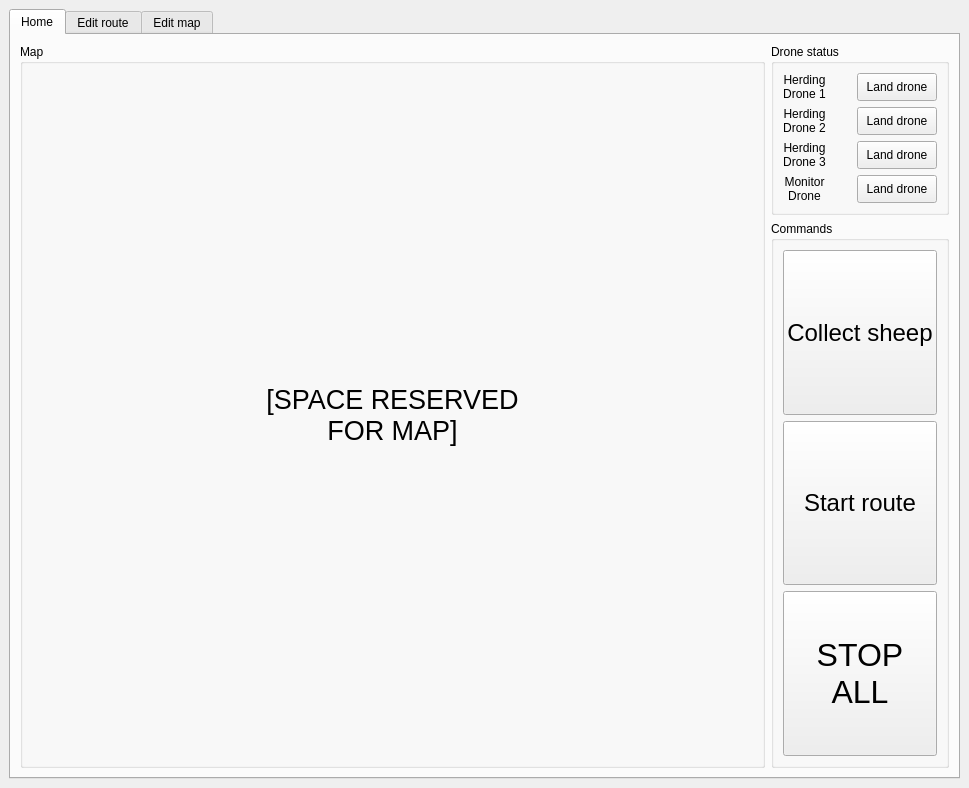
This is hri.ui in dapeef/3yp-sheep-herding as Qt 5 draws it before an edit. The edited form follows.
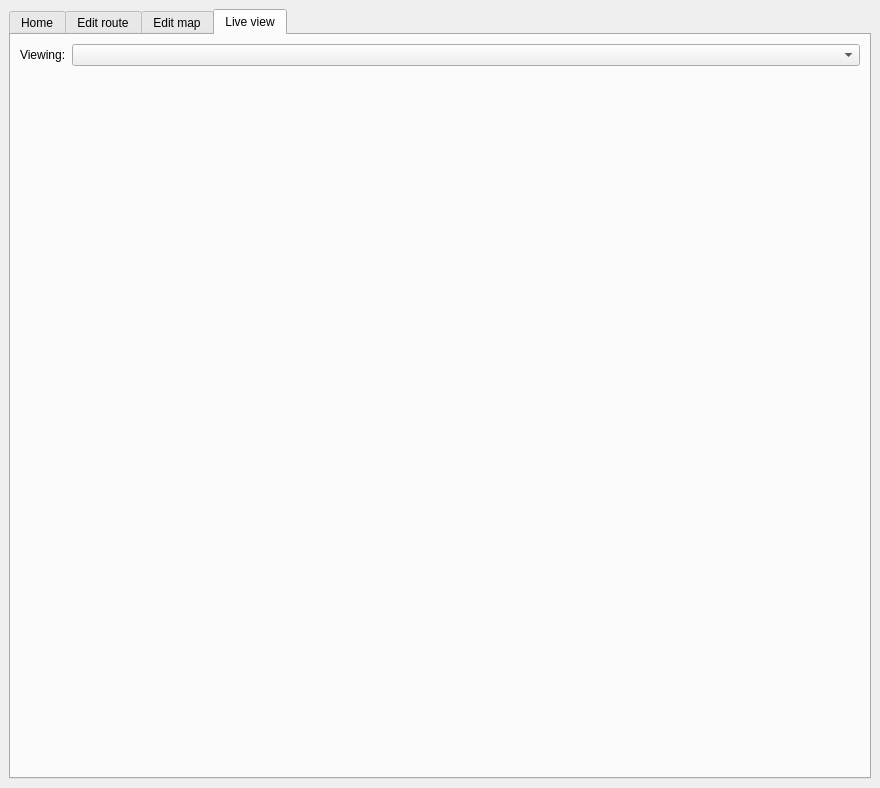
This is the edited form. Icons and pictures are not drawn.

Commit message: Add live view from cameras

The edit to the form file:
```diff
--- a/hri.ui
+++ b/hri.ui
@@ -6,7 +6,7 @@
    <rect>
     <x>0</x>
     <y>0</y>
-    <width>969</width>
+    <width>880</width>
     <height>788</height>
    </rect>
   </property>
@@ -27,11 +27,11 @@
    <bool>false</bool>
   </property>
   <widget class="QWidget" name="centralwidget">
-   <layout class="QHBoxLayout" name="horizontalLayout_3">
-    <item>
+   <layout class="QGridLayout" name="gridLayout">
+    <item row="0" column="0">
      <widget class="QTabWidget" name="tabWidget">
       <property name="currentIndex">
-       <number>0</number>
+       <number>3</number>
       </property>
       <widget class="QWidget" name="home_tab">
        <attribute name="title">
@@ -775,6 +775,74 @@
         </item>
        </layout>
       </widget>
+      <widget class="QWidget" name="live_view_tab">
+       <property name="sizePolicy">
+        <sizepolicy hsizetype="Expanding" vsizetype="Expanding">
+         <horstretch>0</horstretch>
+         <verstretch>0</verstretch>
+        </sizepolicy>
+       </property>
+       <attribute name="title">
+        <string>Live view</string>
+       </attribute>
+       <layout class="QVBoxLayout" name="verticalLayout_5">
+        <item>
+         <layout class="QHBoxLayout" name="horizontalLayout_3">
+          <item>
+           <widget class="QLabel" name="label">
+            <property name="sizePolicy">
+             <sizepolicy hsizetype="Minimum" vsizetype="Ignored">
+              <horstretch>0</horstretch>
+              <verstretch>0</verstretch>
+             </sizepolicy>
+            </property>
+            <property name="text">
+             <string>Viewing:</string>
+            </property>
+           </widget>
+          </item>
+          <item>
+           <widget class="QComboBox" name="live_view_menu">
+            <property name="sizePolicy">
+             <sizepolicy hsizetype="Expanding" vsizetype="Fixed">
+              <horstretch>0</horstretch>
+              <verstretch>0</verstretch>
+             </sizepolicy>
+            </property>
+            <property name="minimumSize">
+             <size>
+              <width>100</width>
+              <height>0</height>
+             </size>
+            </property>
+           </widget>
+          </item>
+         </layout>
+        </item>
+        <item>
+         <widget class="QLabel" name="live_view_image_label">
+          <property name="sizePolicy">
+           <sizepolicy hsizetype="Preferred" vsizetype="Preferred">
+            <horstretch>0</horstretch>
+            <verstretch>0</verstretch>
+           </sizepolicy>
+          </property>
+          <property name="minimumSize">
+           <size>
+            <width>300</width>
+            <height>0</height>
+           </size>
+          </property>
+          <property name="text">
+           <string/>
+          </property>
+          <property name="alignment">
+           <set>Qt::AlignCenter</set>
+          </property>
+         </widget>
+        </item>
+       </layout>
+      </widget>
      </widget>
     </item>
    </layout>
```
Left out of the diff: 2 changed lines with no effect on the pictures. The commit also changes 3 other files.
